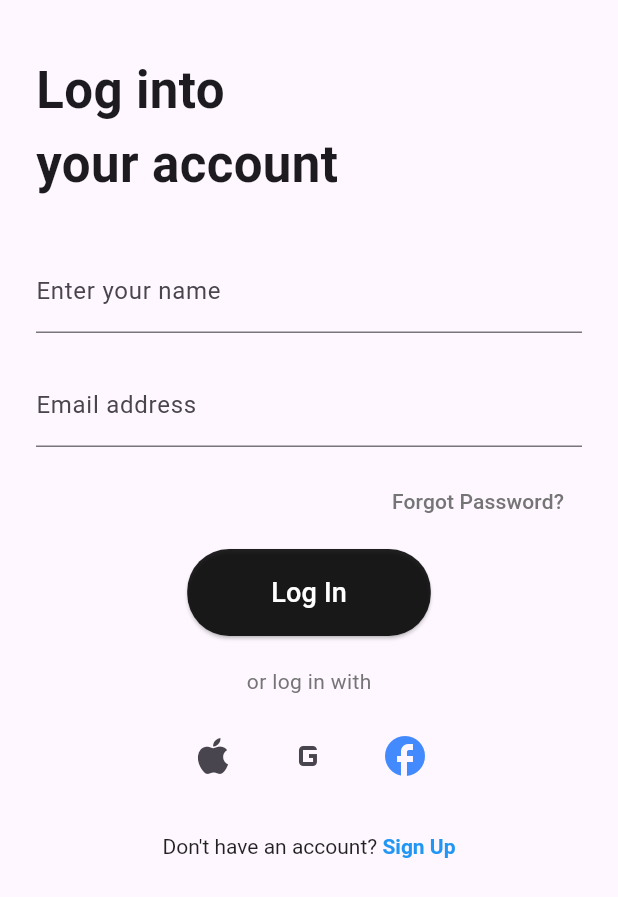
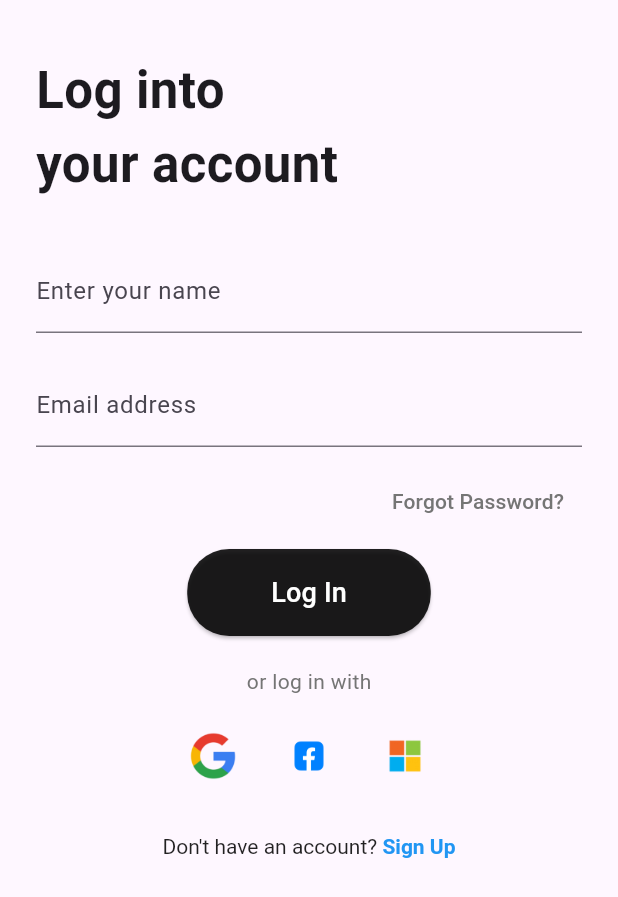
Before and after one commit to ravishanamina174/lankasmartmart, a Flutter app: the screen it shows after launch, after a tap on "Already have an account? Log In", on a phone screen of 412 x 824 dp. Shown: the top 897 px of the screen. Run offline on Flutter 3.47's test engine with Material 3 defaults, Android fonts, the phone set to English and light mode, and no system bars.

Commit message:
feat: Enhance UI with image assets for cart, categories, delivery, payment, and login pages

```diff
--- a/lib/screens/login_page.dart
+++ b/lib/screens/login_page.dart
@@ -93,20 +93,34 @@ class LoginPage extends StatelessWidget {
                 children: [
                   IconButton(
                     onPressed: () {},
-                    icon: const Icon(Icons.apple),
+                    icon: Image.asset(
+                      'assets/images/google.png',
+                      width: 32,
+                      height: 32,
+                      errorBuilder: (context, error, stackTrace) => const Icon(Icons.g_mobiledata),
+                    ),
                     iconSize: 32,
                   ),
                   const SizedBox(width: 16),
                   IconButton(
                     onPressed: () {},
-                    icon: const Icon(Icons.g_mobiledata),
+                    icon: Image.asset(
+                      'assets/images/facebook.png',
+                      width: 32,
+                      height: 32,
+                      errorBuilder: (context, error, stackTrace) => const Icon(Icons.facebook),
+                    ),
                     iconSize: 32,
                   ),
                   const SizedBox(width: 16),
                   IconButton(
                     onPressed: () {},
-                    icon: const Icon(Icons.facebook),
-                    color: Colors.blueAccent,
+                    icon: Image.asset(
+                      'assets/images/microsoft.png',
+                      width: 32,
+                      height: 32,
+                      errorBuilder: (context, error, stackTrace) => const Icon(Icons.apple),
+                    ),
                     iconSize: 32,
                   ),
                 ],
--- a/lib/screens/signup_page.dart
+++ b/lib/screens/signup_page.dart
@@ -104,20 +104,34 @@ class SignUpPage extends StatelessWidget {
                 children: [
                   IconButton(
                     onPressed: () {},
-                    icon: const Icon(Icons.apple),
+                    icon: Image.asset(
+                      'assets/images/google.png',
+                      width: 32,
+                      height: 32,
+                      errorBuilder: (context, error, stackTrace) => const Icon(Icons.g_mobiledata),
+                    ),
                     iconSize: 32,
                   ),
                   const SizedBox(width: 16),
                   IconButton(
                     onPressed: () {},
-                    icon: const Icon(Icons.g_mobiledata),
+                    icon: Image.asset(
+                      'assets/images/facebook.png',
+                      width: 32,
+                      height: 32,
+                      errorBuilder: (context, error, stackTrace) => const Icon(Icons.facebook),
+                    ),
                     iconSize: 32,
                   ),
                   const SizedBox(width: 16),
                   IconButton(
                     onPressed: () {},
-                    icon: const Icon(Icons.facebook),
-                    color: Colors.blueAccent,
+                    icon: Image.asset(
+                      'assets/images/microsoft.png',
+                      width: 32,
+                      height: 32,
+                      errorBuilder: (context, error, stackTrace) => const Icon(Icons.apple),
+                    ),
                     iconSize: 32,
                   ),
                 ],
```
Also changed, not shown: lib/screens/cart_page.dart (+14 -5 lines), lib/screens/categories_page.dart (+19 -10 lines), lib/screens/delivery_details_page.dart (+6 -2 lines), lib/screens/payment_page.dart (+24 -6 lines), lib/screens/product_details_page.dart (+24 -1 lines), pubspec.yaml (+11 -0 lines).
